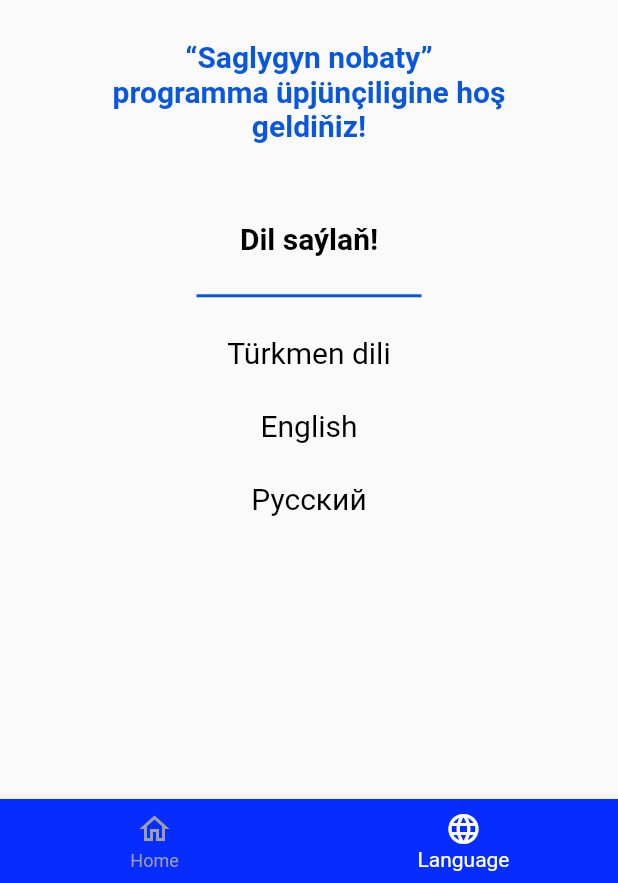
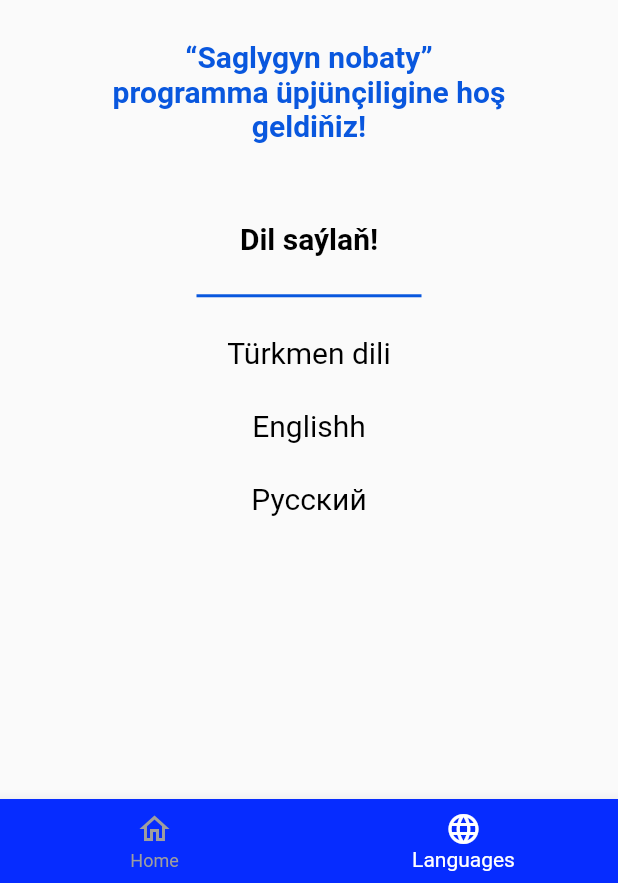
Before and after one commit to ogulnuryyewa/EHEALTH, a Flutter app: the Bottomnav screen opened directly, item 2 of the bottom bar chosen, on a phone screen of 412 x 824 dp, the part 353-1236 px from its top. Run offline on Flutter 3.47's test engine with Material 2 defaults, Android fonts, the phone set to English and light mode, and no system bars; our stand-ins replace carousel_slider, flutter_svg, google_nav_bar; Roboto replaces fonts that are missing (Hind Guntur).

Commit message:
first commit

```diff
--- a/lib/bottom.dart
+++ b/lib/bottom.dart
@@ -20,7 +20,7 @@ class _BottomState extends State<Bottom> {
     Icons.person
   ];
   Color mavi = Color.fromRGBO(6, 44, 255, 1);
-  List labe = ["Esasy sahypa", "Hassahanalar", "Online Nobat", "Profil"];
+  List labe = ["Esasy sahypa", "Hassahanalarr", "Online Nobat", "Profil"];
   int _selectedIndex = 1;
   List<Widget> pages = [];
   @override
--- a/lib/bottomnav.dart
+++ b/lib/bottomnav.dart
@@ -11,7 +11,7 @@ class Bottomnav extends StatefulWidget {
 
 class _BottomnavState extends State<Bottomnav> {
   List ikon = [Icon(Icons.home_outlined), Icon(Icons.language_outlined)];
-  List lab = ["Home", "Language"];
+  List lab = ["Home", "Languages"];
   List page = [];
   Color mavi = Color.fromRGBO(6, 44, 255, 1);
   @override
--- a/lib/dil.dart
+++ b/lib/dil.dart
@@ -80,7 +80,7 @@ class _DilState extends State<Dil> {
                               ));
                         },
                         child: Text(
-                          "English",
+                          "Englishh",
                           style: TextStyle(
                               fontFamily: 'Hind Guntur',
                               color: Colors.black,
--- a/lib/doktorlar.dart
+++ b/lib/doktorlar.dart
@@ -1,3 +1,4 @@
+import 'package:bookinghealth/ugurlar.dart';
 import 'package:flutter/material.dart';
 
 class Doktorlar extends StatefulWidget {
@@ -10,6 +11,8 @@ class Doktorlar extends StatefulWidget {
 class _DoktorlarState extends State<Doktorlar> {
   @override
   Widget build(BuildContext context) {
-    return Scaffold();
+    return Scaffold(
+      appBar: Ugurlar().myappbar(context),
+    );
   }
 }
--- a/lib/esasy.dart
+++ b/lib/esasy.dart
@@ -1,4 +1,3 @@
-import 'package:bookinghealth/ugurlar.dart';
 import 'package:flutter/material.dart';
 import 'package:flutter_svg/flutter_svg.dart';
 
@@ -47,7 +46,6 @@ class _EsasyState extends State<Esasy> {
                       ],
                     ),
                     Positioned(
-
                         right: 200,
                         left: 0,
                         child: Container(
--- a/lib/hassahana.dart
+++ b/lib/hassahana.dart
@@ -1,9 +1,5 @@
-import 'dart:convert';
-
 import 'package:bookinghealth/ugurlar.dart';
 import 'package:flutter/material.dart';
-import 'package:flutter_svg/flutter_svg.dart';
-import 'package:http/http.dart' as http;
 
 class Hassahana extends StatefulWidget {
   const Hassahana({super.key});
--- a/lib/mail.dart
+++ b/lib/mail.dart
@@ -1,6 +1,5 @@
-import 'package:bookinghealth/bottom.dart';
 import 'package:bookinghealth/bottomnav.dart';
-import 'package:bookinghealth/reklama.dart';
+
 import 'package:flutter/material.dart';
 
 class Mail extends StatefulWidget {
--- a/lib/main.dart
+++ b/lib/main.dart
@@ -1,5 +1,5 @@
 import 'package:bookinghealth/profil.dart';
-
+import 'package:bookinghealth/bottom.dart';
 import 'package:flutter/material.dart';
 
 void main() {
--- a/lib/myprofil.dart
+++ b/lib/myprofil.dart
@@ -10,6 +10,6 @@ class Myprofil extends StatefulWidget {
 class _MyprofilState extends State<Myprofil> {
   @override
   Widget build(BuildContext context) {
-    return const Placeholder();
+    return Scaffold();
   }
 }
--- a/lib/onlinebook.dart
+++ b/lib/onlinebook.dart
@@ -10,6 +10,6 @@ class Onlinebook extends StatefulWidget {
 class _OnlinebookState extends State<Onlinebook> {
   @override
   Widget build(BuildContext context) {
-    return const Placeholder();
+    return Scaffold();
   }
 }
--- a/lib/profil.dart
+++ b/lib/profil.dart
@@ -41,7 +41,7 @@ class _ProfilState extends State<Profil> {
                   Icon(
                     Icons.email,
                   ),
-                  Text("E-mail")
+                  Text("Email")
                 ],
               ),
             ),
--- a/lib/reklama.dart
+++ b/lib/reklama.dart
@@ -68,7 +68,7 @@ class _EsassahState extends State<Esassah> {
                                       padding: const EdgeInsets.only(right: 8),
                                       child: Container(
                                         height: 10,
-                                        width: 10,
+                                        width: 9.9,
                                         decoration: BoxDecoration(
                                             color: surat.indexOf(e) == a
                                                 ? Color.fromRGBO(10, 84, 41, 1)
--- a/lib/ugurlar.dart
+++ b/lib/ugurlar.dart
@@ -1,8 +1,5 @@
-import 'dart:convert';
-
 import 'package:flutter/material.dart';
 import 'package:flutter_svg/flutter_svg.dart';
-import 'package:http/http.dart' as http;
 
 class Ugurlar extends StatelessWidget {
   Color acyk = Color.fromRGBO(242, 244, 255, 1);
```
